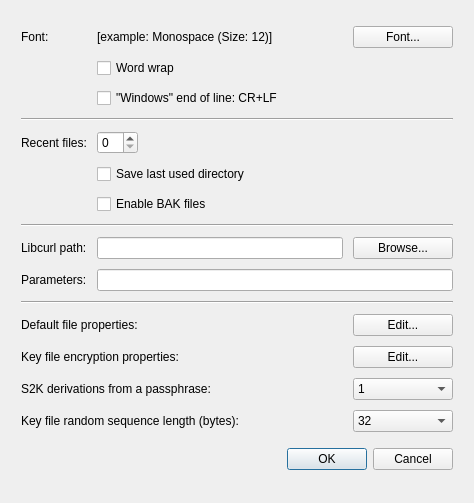
The window that qt_ui/preferences_dialog.ui (evpo/EncryptPad) describes before a commit, drawn with Qt 5.
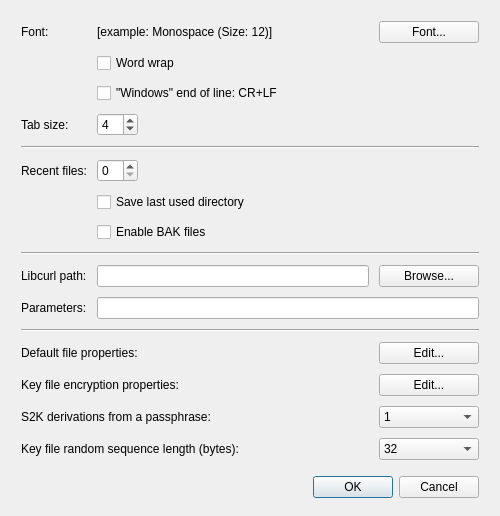
The same window after the commit.

Commit message: Add tab size to the preferences

What changed in the file:
```diff
--- a/qt_ui/preferences_dialog.ui
+++ b/qt_ui/preferences_dialog.ui
@@ -6,8 +6,8 @@
    <rect>
     <x>0</x>
     <y>0</y>
-    <width>474</width>
-    <height>503</height>
+    <width>500</width>
+    <height>516</height>
    </rect>
   </property>
   <property name="minimumSize">
@@ -18,8 +18,8 @@
   </property>
   <property name="maximumSize">
    <size>
-    <width>474</width>
-    <height>503</height>
+    <width>500</width>
+    <height>600</height>
    </size>
   </property>
   <property name="windowTitle">
@@ -43,20 +43,7 @@
      <property name="spacing">
       <number>10</number>
      </property>
-     <item row="9" column="0">
-      <widget class="QLabel" name="label_7">
-       <property name="toolTip">
-        <string>Libcurl command line parameters</string>
-       </property>
-       <property name="text">
-        <string>Parameters:</string>
-       </property>
-       <property name="buddy">
-        <cstring>uiLibcurlParameters</cstring>
-       </property>
-      </widget>
-     </item>
-     <item row="12" column="0" colspan="2">
+     <item row="13" column="0" colspan="2">
       <layout class="QHBoxLayout" name="horizontalLayout_4">
        <item>
         <widget class="QLabel" name="label_6">
@@ -70,6 +57,19 @@
        </item>
       </layout>
      </item>
+     <item row="10" column="0">
+      <widget class="QLabel" name="label_7">
+       <property name="toolTip">
+        <string>Libcurl command line parameters</string>
+       </property>
+       <property name="text">
+        <string>Parameters:</string>
+       </property>
+       <property name="buddy">
+        <cstring>uiLibcurlParameters</cstring>
+       </property>
+      </widget>
+     </item>
      <item row="0" column="0">
       <widget class="QLabel" name="label">
        <property name="sizePolicy">
@@ -83,28 +83,28 @@
        </property>
       </widget>
      </item>
-     <item row="8" column="2">
+     <item row="9" column="2">
       <widget class="QPushButton" name="uiLibcurlBrowse">
        <property name="text">
         <string>Browse...</string>
        </property>
       </widget>
      </item>
-     <item row="7" column="0" colspan="3">
+     <item row="8" column="0" colspan="3">
       <widget class="Line" name="line_2">
        <property name="orientation">
         <enum>Qt::Horizontal</enum>
        </property>
       </widget>
      </item>
-     <item row="6" column="1" colspan="2">
+     <item row="7" column="1" colspan="2">
       <widget class="QCheckBox" name="uiEnableBakFiles">
        <property name="text">
         <string>Enable BAK files</string>
        </property>
       </widget>
      </item>
-     <item row="8" column="1">
+     <item row="9" column="1">
       <widget class="QLineEdit" name="uiLibcurl"/>
      </item>
      <item row="0" column="1">
@@ -129,7 +129,7 @@
        </property>
       </widget>
      </item>
-     <item row="5" column="1" colspan="2">
+     <item row="6" column="1" colspan="2">
       <widget class="QCheckBox" name="uiLastUsedDirectory">
        <property name="toolTip">
         <string>Retain last used directory between EncryptPad sessions</string>
@@ -139,7 +139,7 @@
        </property>
       </widget>
      </item>
-     <item row="4" column="1">
+     <item row="5" column="1">
       <layout class="QHBoxLayout" name="layout_2">
        <property name="spacing">
         <number>0</number>
@@ -182,21 +182,21 @@
        </property>
       </widget>
      </item>
-     <item row="11" column="2">
+     <item row="12" column="2">
       <widget class="QPushButton" name="uiDefaultFileProperties">
        <property name="text">
         <string>Edit...</string>
        </property>
       </widget>
      </item>
-     <item row="3" column="0" colspan="3">
+     <item row="4" column="0" colspan="3">
       <widget class="Line" name="line">
        <property name="orientation">
         <enum>Qt::Horizontal</enum>
        </property>
       </widget>
      </item>
-     <item row="8" column="0">
+     <item row="9" column="0">
       <widget class="QLabel" name="label_3">
        <property name="toolTip">
         <string>Path to libCURL executable</string>
@@ -234,7 +234,14 @@
        </property>
       </widget>
      </item>
-     <item row="4" column="0">
+     <item row="11" column="0" colspan="3">
+      <widget class="Line" name="line_3">
+       <property name="orientation">
+        <enum>Qt::Horizontal</enum>
+       </property>
+      </widget>
+     </item>
+     <item row="5" column="0">
       <widget class="QLabel" name="label_2">
        <property name="sizePolicy">
         <sizepolicy hsizetype="Fixed" vsizetype="Preferred">
@@ -250,21 +257,14 @@
        </property>
       </widget>
      </item>
-     <item row="12" column="2">
+     <item row="13" column="2">
       <widget class="QPushButton" name="uiEditKeyFileProperties">
        <property name="text">
         <string>Edit...</string>
        </property>
       </widget>
      </item>
-     <item row="10" column="0" colspan="3">
-      <widget class="Line" name="line_3">
-       <property name="orientation">
-        <enum>Qt::Horizontal</enum>
-       </property>
-      </widget>
-     </item>
-     <item row="15" column="0" colspan="3">
+     <item row="16" column="0" colspan="3">
       <widget class="QDialogButtonBox" name="buttonBox">
        <property name="minimumSize">
         <size>
@@ -283,7 +283,7 @@
        </property>
       </widget>
      </item>
-     <item row="13" column="2">
+     <item row="14" column="2">
       <widget class="QComboBox" name="uiS2KResultsPoolSize">
        <property name="currentIndex">
         <number>0</number>
@@ -315,7 +315,7 @@
        </item>
       </widget>
      </item>
-     <item row="11" column="0" colspan="2">
+     <item row="12" column="0" colspan="2">
       <layout class="QHBoxLayout" name="horizontalLayout_2">
        <item>
         <widget class="QLabel" name="label_4">
@@ -329,7 +329,7 @@
        </item>
       </layout>
      </item>
-     <item row="13" column="0" colspan="2">
+     <item row="14" column="0" colspan="2">
       <layout class="QHBoxLayout" name="horizontalLayout_3">
        <item>
         <widget class="QLabel" name="label_5">
@@ -346,14 +346,14 @@
        </item>
       </layout>
      </item>
-     <item row="9" column="1" colspan="2">
+     <item row="10" column="1" colspan="2">
       <layout class="QHBoxLayout" name="horizontalLayout">
        <item>
         <widget class="QLineEdit" name="uiLibcurlParameters"/>
        </item>
       </layout>
      </item>
-     <item row="14" column="0" colspan="2">
+     <item row="15" column="0" colspan="2">
       <widget class="QLabel" name="label_8">
        <property name="text">
         <string>Key file random sequence length (bytes):</string>
@@ -363,7 +363,7 @@
        </property>
       </widget>
      </item>
-     <item row="14" column="2">
+     <item row="15" column="2">
       <widget class="QComboBox" name="uiKeyFileLength">
        <item>
         <property name="text">
@@ -397,6 +397,46 @@
        </property>
       </widget>
      </item>
+     <item row="3" column="1">
+      <layout class="QHBoxLayout" name="horizontalLayout_5">
+       <item>
+        <widget class="QSpinBox" name="uiTabSize">
+         <property name="minimum">
+          <number>1</number>
+         </property>
+         <property name="maximum">
+          <number>40</number>
+         </property>
+         <property name="value">
+          <number>4</number>
+         </property>
+        </widget>
+       </item>
+       <item>
+        <spacer name="horizontalSpacer_2">
+         <property name="orientation">
+          <enum>Qt::Horizontal</enum>
+         </property>
+         <property name="sizeHint" stdset="0">
+          <size>
+           <width>40</width>
+           <height>20</height>
+          </size>
+         </property>
+        </spacer>
+       </item>
+      </layout>
+     </item>
+     <item row="3" column="0">
+      <widget class="QLabel" name="label_9">
+       <property name="text">
+        <string>Tab size:</string>
+       </property>
+       <property name="buddy">
+        <cstring>uiTabSize</cstring>
+       </property>
+      </widget>
+     </item>
     </layout>
    </item>
   </layout>
```
Left out of the diff: 2 changed lines with no effect on the pictures. The commit also changes 4 other files.
